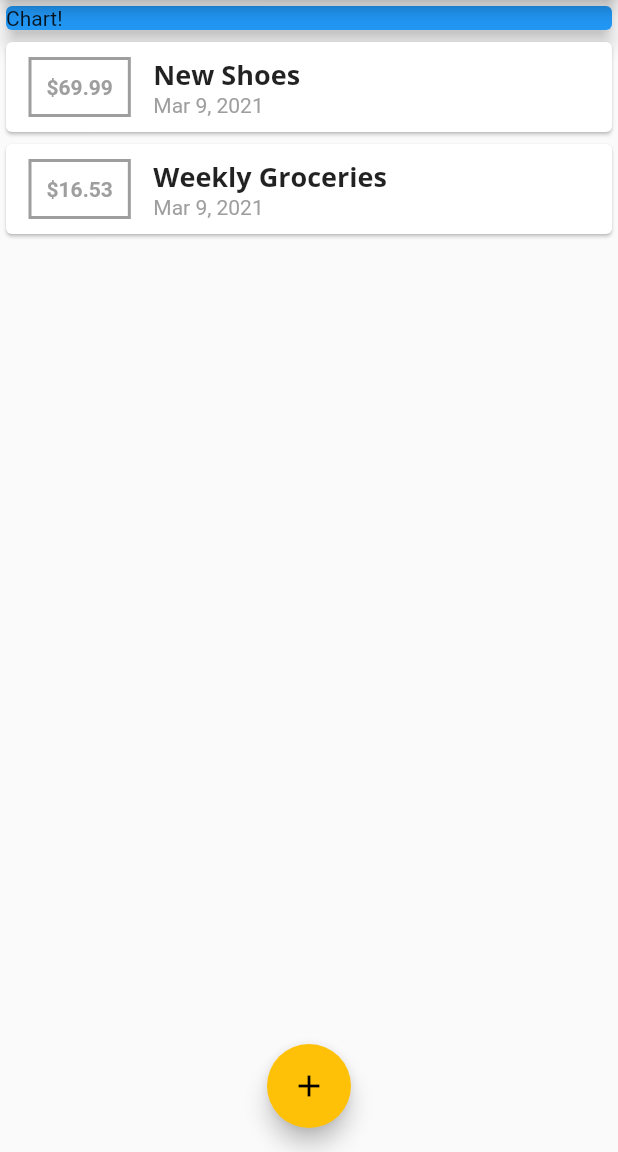
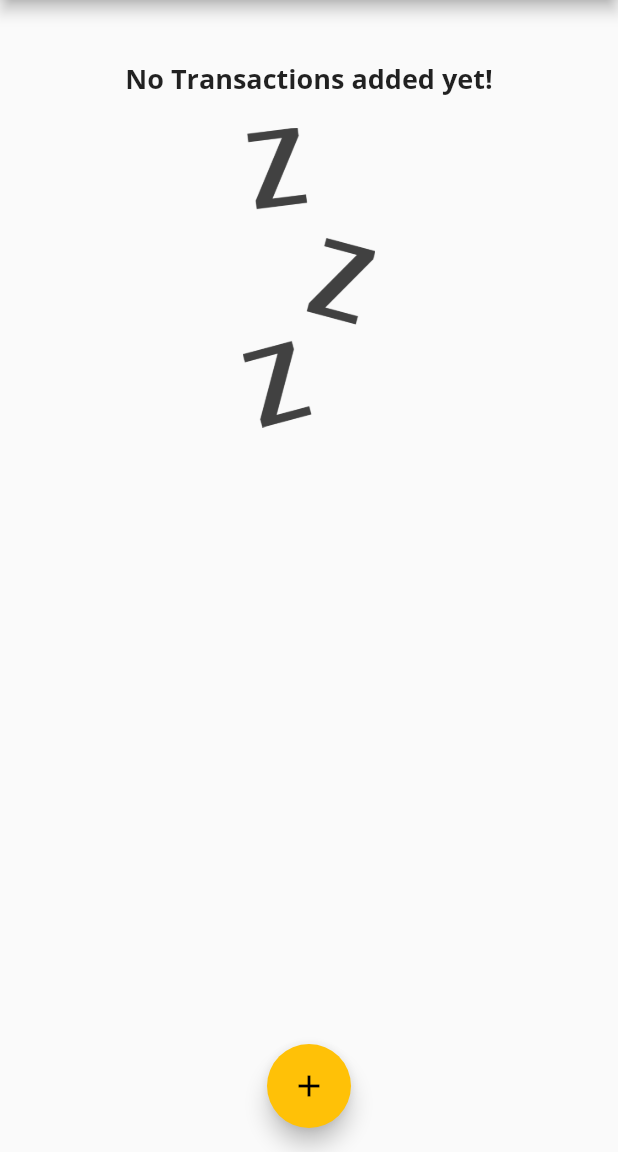
Before and after one commit to novjean/bling_manager, a Flutter app: the screen it shows after launch, on a phone screen of 412 x 824 dp, the part 84-1236 px from its top. Run offline on Flutter 3.47's test engine with Material 2 defaults, Android fonts, the phone set to English and light mode, and no system bars.

Commit message:
image assets, dates related and for loops

```diff
--- a/lib/main.dart
+++ b/lib/main.dart
@@ -1,3 +1,4 @@
+import 'package:bling_manager/widgets/chart.dart';
 import 'package:bling_manager/widgets/new_transaction.dart';
 import 'package:bling_manager/widgets/transaction_list.dart';
 import 'package:flutter/material.dart';
@@ -56,14 +57,22 @@ class _MyHomePageState extends State<MyHomePage> {
   }
 
   final List<Transaction> _userTransactions = [
-    Transaction(
-        id: 't1', title: 'New Shoes', amount: 69.99, date: DateTime.now()),
-    Transaction(
-        id: 't2',
-        title: 'Weekly Groceries',
-        amount: 16.53,
-        date: DateTime.now()),
+    // Transaction(
+    //     id: 't1', title: 'New Shoes', amount: 69.99, date: DateTime.now()),
+    // Transaction(
+    //     id: 't2',
+    //     title: 'Weekly Groceries',
+    //     amount: 16.53,
+    //     date: DateTime.now()),
   ];
+
+  List<Transaction> get _recentTransactions {
+    return _userTransactions.where((tx) {
+      return tx.date.isAfter(DateTime.now().subtract(
+        Duration(days: 7),
+      ));
+    }).toList();
+  }
 
   void _addNewTransaction(String txTitle, double txAmount) {
     final newTx = Transaction(
@@ -95,14 +104,7 @@ class _MyHomePageState extends State<MyHomePage> {
           // mainAxisAlignment: MainAxisAlignment.spaceAround,
           crossAxisAlignment: CrossAxisAlignment.stretch,
           children: [
-            Container(
-              width: double.infinity,
-              child: Card(
-                color: Colors.blue,
-                child: Text('Chart!'),
-                elevation: 5,
-              ),
-            ),
+            Chart(_recentTransactions),
             TransactionList(_userTransactions),
           ],
         ),
--- /dev/null
+++ b/lib/widgets/chart.dart
@@ -0,0 +1,45 @@
+import 'package:bling_manager/models/transaction.dart';
+import 'package:flutter/material.dart';
+import 'package:intl/intl.dart';
+
+class Chart extends StatelessWidget {
+  final List<Transaction> recentTransactions;
+
+  Chart(this.recentTransactions);
+
+  List<Map<String, Object>> get groupedTransactionValues {
+    return List.generate(7, (index) {
+      //this will generate the different days
+      final weekDay = DateTime.now().subtract(
+        Duration(days: index),
+      );
+      // gotto sum up all the transactions for the week day
+      var totalSum = 0.0;
+      for (var i = 0; i < recentTransactions.length; i++) {
+        if (recentTransactions[i].date.day == weekDay.day &&
+            recentTransactions[i].date.month == weekDay.month &&
+            recentTransactions[i].date.year == weekDay.year) {
+          totalSum += recentTransactions[i].amount;
+        }
+      }
+
+      print(DateFormat.E().format(weekDay));
+      print(totalSum);
+
+      return {'day': DateFormat.E().format(weekDay), 'amount': totalSum};
+    });
+  }
+
+  @override
+  Widget build(BuildContext context) {
+    print(groupedTransactionValues);
+
+    return Card(
+      elevation: 6,
+      margin: EdgeInsets.all(20),
+      child: Row(
+        children: [],
+      ),
+    );
+  }
+}
--- a/lib/widgets/transaction_list.dart
+++ b/lib/widgets/transaction_list.dart
@@ -11,13 +11,31 @@ class TransactionList extends StatelessWidget {
   Widget build(BuildContext context) {
     return Container(
       height: 300,
-      child: ListView.builder(
+      child: transactions.isEmpty
+          ? Column(
+              children: [
+                Text(
+                  'No Transactions added yet!',
+                  style: Theme.of(context).textTheme.title,
+                ),
+                SizedBox(
+                  height: 20,
+                ),
+                Container(
+                    child: Image.asset(
+                  'assets/images/waiting.png',
+                  height: 200,
+                ))
+              ],
+            )
+          : ListView.builder(
               itemBuilder: (ctx, index) {
                 return Card(
                   child: Row(
                     children: <Widget>[
                       Container(
-                  margin: EdgeInsets.symmetric(vertical: 10, horizontal: 15),
+                        margin:
+                            EdgeInsets.symmetric(vertical: 10, horizontal: 15),
                         decoration: BoxDecoration(
                           border: Border.all(
                               color: Theme.of(context).primaryColor, width: 2),
--- a/pubspec.yaml
+++ b/pubspec.yaml
@@ -46,9 +46,8 @@ flutter:
   uses-material-design: true
 
   # To add assets to your application, add an assets section, like this:
-  # assets:
-  #   - images/a_dot_burr.jpeg
-  #   - images/a_dot_ham.jpeg
+  assets:
+    - assets/images/waiting.png
 
   # An image asset can refer to one or more resolution-specific "variants", see
   # https://flutter.dev/assets-and-images/#resolution-aware.
```
Also changed, not shown: assets/images/waiting.png (added). Lines whose indentation alone changed are shown as unchanged.
